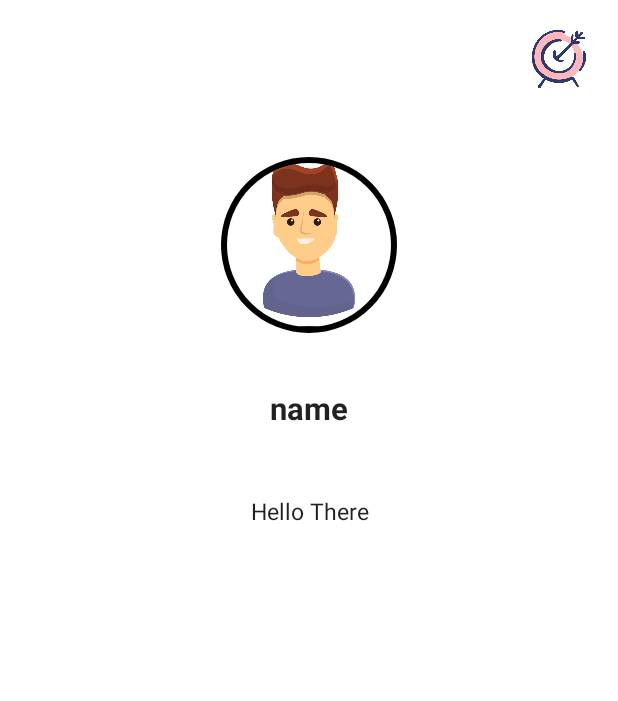
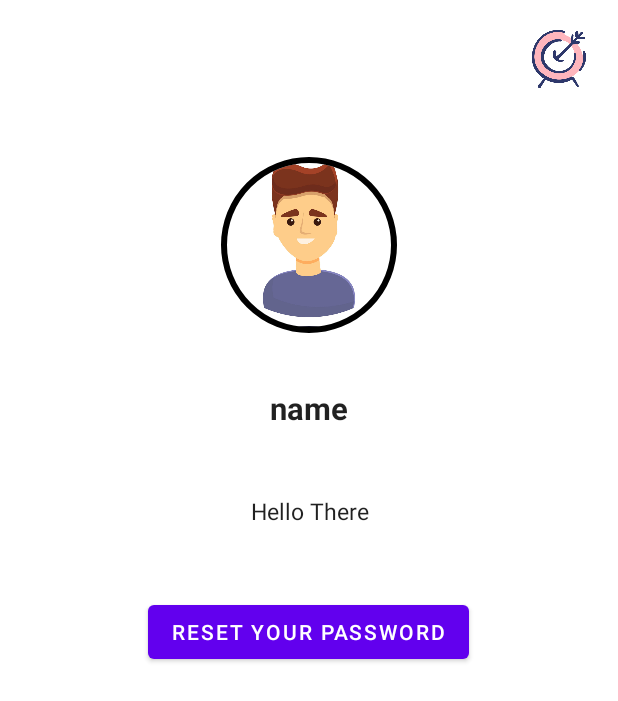
Before and after one commit to aniketghavte/ChatX, an Android app: the layout activity_profile.xml on its own in the app's theme, with its tools: preview values and no code run, on a phone screen of 412 x 824 dp. Shown: the top 701 px of the screen. Run offline under Robolectric (Android 15) with nearby library versions, the light colour scheme and no system bars.

Commit message:
reset password function

```diff
--- a/app/src/main/java/com/projectbyaniket/chatx/Activity/RegistrationActivity.java
+++ b/app/src/main/java/com/projectbyaniket/chatx/Activity/RegistrationActivity.java
@@ -149,6 +149,7 @@ public class RegistrationActivity extends AppCompatActivity {
                             }
                         }
                     });
+
                 }
             }
         });
--- a/app/src/main/res/layout/activity_profile.xml
+++ b/app/src/main/res/layout/activity_profile.xml
@@ -53,4 +53,13 @@
         android:textSize="@dimen/_12sdp"
         android:textStyle="normal" />
 
+    <Button
+        android:id="@+id/idResetPass"
+        android:layout_width="wrap_content"
+        android:layout_height="wrap_content"
+        android:layout_marginTop="@dimen/_25sdp"
+        android:gravity="center"
+        android:layout_gravity="center"
+        android:text="Reset your password" />
+
 </LinearLayout>
```
Also changed, not shown: app/src/main/java/com/projectbyaniket/chatx/ProfileActivity.java (+21 -0 lines).
